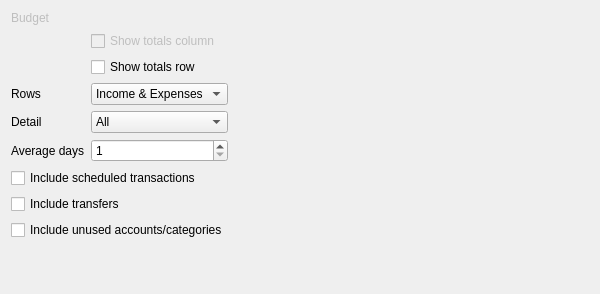
First picture: the form in kmymoney/plugins/views/reports/reporttabrowcolpivot.ui, repository KDE/kmymoney, before the edit.
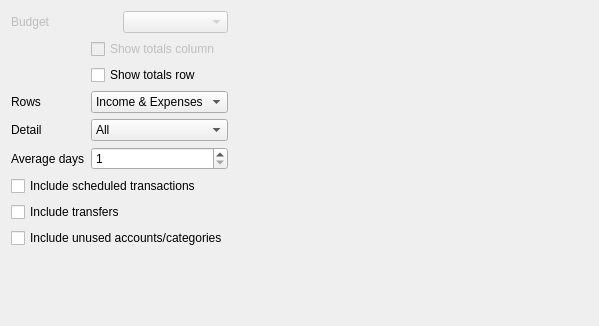
Second picture: the form after the edit. Custom widgets are drawn as their Qt base class.

Commit message: Disable label if field is not accessible

The edit to the form file:
```diff
--- a/kmymoney/plugins/views/reports/reporttabrowcolpivot.ui
+++ b/kmymoney/plugins/views/reports/reporttabrowcolpivot.ui
@@ -6,8 +6,8 @@
    <rect>
     <x>0</x>
     <y>0</y>
-    <width>600</width>
-    <height>294</height>
+    <width>599</width>
+    <height>326</height>
    </rect>
   </property>
   <property name="windowTitle">
@@ -23,7 +23,7 @@
    <item>
     <layout class="QHBoxLayout">
      <item>
-      <layout class="QGridLayout">
+      <layout class="QGridLayout" name="m_gridLayout">
        <item row="4" column="0">
         <widget class="QLabel" name="textLabel6">
          <property name="text">
@@ -72,7 +72,7 @@
         </widget>
        </item>
        <item row="5" column="0">
-        <widget class="QLabel" name="textLabel10">
+        <widget class="QLabel" name="m_movingAverageLabel">
          <property name="text">
           <string>Average days</string>
          </property>
@@ -130,16 +130,7 @@
           <enum>QFrame::Raised</enum>
          </property>
          <layout class="QHBoxLayout">
-          <property name="leftMargin">
-           <number>0</number>
-          </property>
-          <property name="topMargin">
-           <number>0</number>
-          </property>
-          <property name="rightMargin">
-           <number>0</number>
-          </property>
-          <property name="bottomMargin">
+          <property name="margin">
            <number>0</number>
           </property>
           <item>
@@ -153,7 +144,7 @@
            </widget>
           </item>
           <item>
-           <widget class="KMyMoneyGeneralCombo" name="m_comboBudget" native="true"/>
+           <widget class="KMyMoneyGeneralCombo" name="m_comboBudget"/>
           </item>
          </layout>
         </widget>
@@ -177,8 +168,8 @@
        </property>
        <property name="sizeHint" stdset="0">
         <size>
-         <width>94</width>
-         <height>21</height>
+         <width>0</width>
+         <height>0</height>
         </size>
        </property>
       </spacer>
@@ -233,7 +224,7 @@
   </customwidget>
   <customwidget>
    <class>KMyMoneyGeneralCombo</class>
-   <extends>QWidget</extends>
+   <extends>QComboBox</extends>
    <header>kmymoneygeneralcombo.h</header>
    <container>1</container>
   </customwidget>
```
The commit also changes 1 other file.
